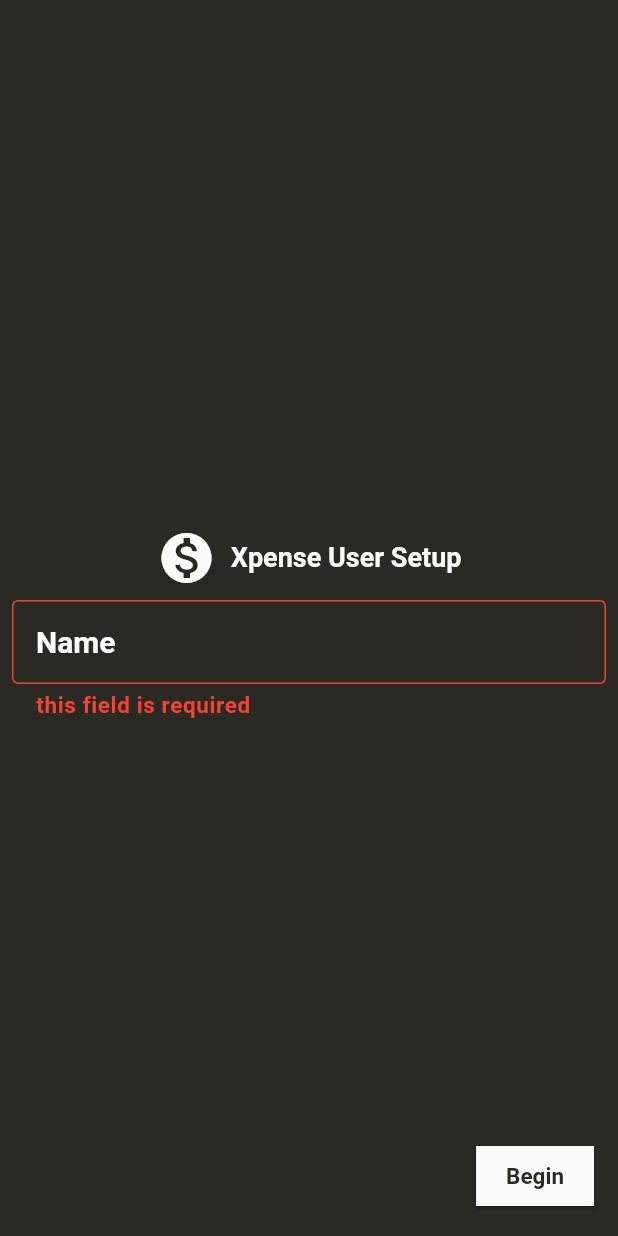
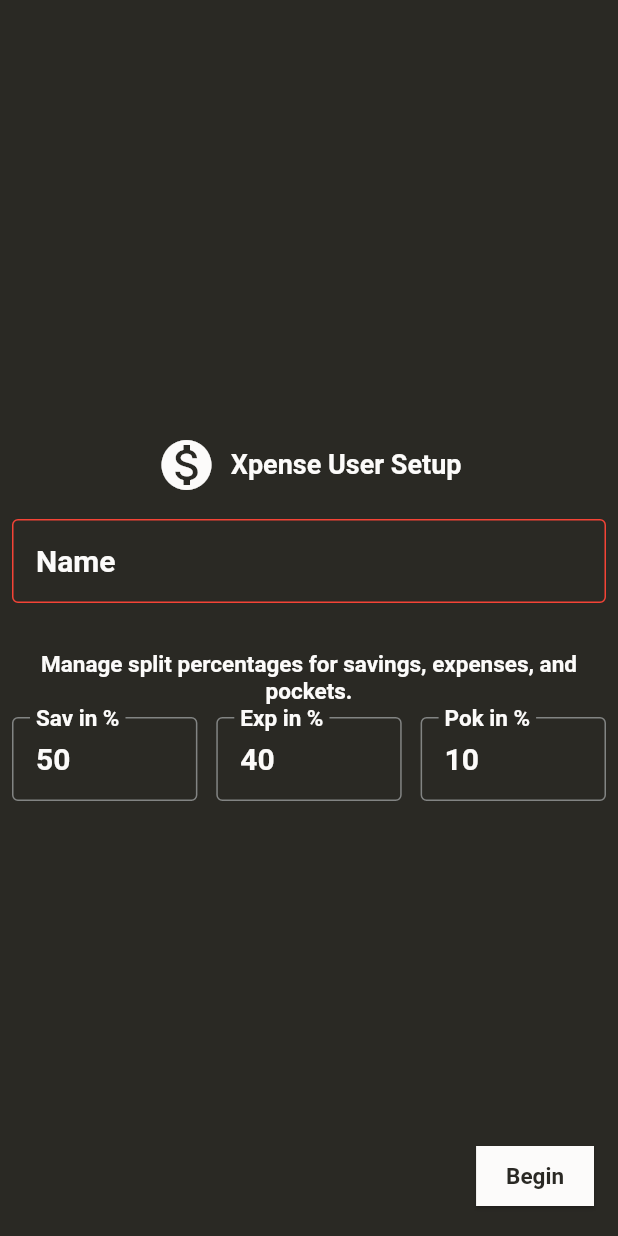
Before and after one commit to atocodes/Expense, a Flutter app: the UserSetupPage screen opened directly, after a tap on "Begin", on a phone screen of 412 x 824 dp. Run offline on Flutter 3.47's test engine with Material 3 defaults, Android fonts, the phone set to English and light mode, and no system bars; our stand-ins replace flutter_bloc, flutter_rating_bar, objectbox; generated files the repository leaves out were written again.

Commit message:
features/updates n fixes
- cash split measurement feature added
- pocket cash removed from cash display,and list but in calculation and logs
- affordable items list fixed for both saving and xpense
- user setup screen now useful for both editing and new user setup
- purchased item can not be edited

```diff
--- a/lib/main.dart
+++ b/lib/main.dart
@@ -17,7 +17,7 @@
 Future<void> main() async {
   WidgetsFlutterBinding.ensureInitialized();
   objectBox = await ObjectBox.create();
-  Store store = objectBox.store;
+Store store = objectBox.store;
   runApp(
     BlocProvider(
       create: (_) => ExpenseBloc(store: store),
--- a/lib/models/item.dart
+++ b/lib/models/item.dart
@@ -4,7 +4,7 @@
 
 enum SortBy { price, priority }
 
-enum CashType { xpense, pocket, saving }
+enum CashType { xpense, saving }
 
 @Entity()
 class Item {
@@ -55,8 +55,9 @@
     return items0;
   }
 
-  static List<Item> filter(List<Item> items, CashType type) =>
-      items.where((Item item) => item.cashTypeEnum == type && !item.purchased).toList();
+  static List<Item> filter(List<Item> items, CashType type) => items
+      .where((Item item) => item.cashTypeEnum == type && !item.purchased)
+      .toList();
 
   static List<Item> affordableItems(List<Item> items, double money,
       {SortBy sortBy = SortBy.priority, CashType cashType = CashType.xpense}) {
@@ -66,6 +67,12 @@
       sortBy: sortBy,
     );
     double cash = money;
+
+    // for single item in list
+    if (sortedItems.length > 1 && sortedItems[0].price > cash) {
+      return [];
+    }
+
     for (Item item in sortedItems) {
       if (cash >= item.total &&
           !item.purchased &&
@@ -76,7 +83,10 @@
       continue;
     }
 
-    return afforableItems;
+    return Item.sort(
+      sortBy: sortBy,
+      afforableItems,
+    );
   }
 
   Map<String, dynamic> toMap() {
--- a/lib/models/user.dart
+++ b/lib/models/user.dart
@@ -10,6 +10,9 @@
   double savingCash; // ? 50% untouchable bank saving money
   double expenseCash; // ? 40% money which wil be spent on buying items
   double pocketCash; // ? 10% of the rest
+  double savingsPercentage; // Percentage allocated to savings
+  double expensePercentage; // Percentage allocated to expenses
+  double pocketMoneyPercentage; // Percentage allocated to pocket money
 
   // Relationship
   @Backlink()
@@ -20,6 +23,9 @@
     this.savingCash = 0,
     this.expenseCash = 0,
     this.pocketCash = 0,
+    this.savingsPercentage = .5,
+    this.expensePercentage = .4,
+    this.pocketMoneyPercentage = .1,
   }) : totalCash = expenseCash + savingCash + pocketCash;
 
   static double percent({required double total, required double used}) {
@@ -34,6 +40,9 @@
       'savingCash': savingCash,
       'expenseCash': expenseCash,
       'pocketCash': pocketCash,
+      'savingsPercentage': savingsPercentage,
+      'expensePercentage': expensePercentage,
+      'pocketMoneyPercentage': pocketMoneyPercentage,
     };
   }
 }
@@ -51,11 +60,16 @@
     this.cash,
   });
 
-  static Cash calculate(double amount, {bool transfer = false}) {
+  static Cash calculate(double amount,
+      {bool transfer = false, required User user}) {
+        print(user.savingsPercentage + user.expensePercentage);
     return Cash(
-      expenseCash: transfer ? (amount) * .90 : (amount) * .40,
-      pocketCash: (amount) * .10,
-      savingCash: transfer ? amount : (amount) * .5,
+      // on transfer the split is going to be a sum of saving and expense percent
+      expenseCash: transfer
+          ? (amount) * (user.savingsPercentage + user.expensePercentage)
+          : (amount) * user.expensePercentage,
+      pocketCash: (amount) * user.pocketMoneyPercentage,
+      savingCash: transfer ? amount : (amount) * user.savingsPercentage,
       cash: amount,
     );
   }
--- a/lib/screen/cash_in.dart
+++ b/lib/screen/cash_in.dart
@@ -63,7 +63,7 @@
           ),
           child: Text(
             textAlign: TextAlign.center,
-            "Current Cash Status \n Saving: ${widget.user.savingCash.toStringAsFixed(2)}Br | Expense : ${widget.user.expenseCash.toStringAsFixed(2)}Br | \nPocket : ${widget.user.pocketCash.toStringAsFixed(2)}Br",
+            "Current Cash Status \n Saving: ${widget.user.savingCash.toStringAsFixed(2)}Br | Expense : ${widget.user.expenseCash.toStringAsFixed(2)}Br.",
             style: Theme.of(context).textTheme.bodySmall,
           ),
         ),
@@ -84,6 +84,7 @@
                     Cash.calculate(
                       double.parse(value.join()),
                       transfer: transfer,
+                      user: widget.user,
                     ),
                   ),
                 Text(
--- a/lib/screen/home.dart
+++ b/lib/screen/home.dart
@@ -63,7 +63,7 @@
             CashInsight(
               expense: widget.user.expenseCash,
               savings: widget.user.savingCash,
-              pocketCash: widget.user.pocketCash,
+              // pocketCash: widget.user.pocketCash,
               total: widget.user.totalCash,
               goToCashInPage: () => widget.pageController.jumpToPage(2),
               showMoreCallback: () => widget.pageController.jumpToPage(1),
--- a/lib/screen/logs_screen.dart
+++ b/lib/screen/logs_screen.dart
@@ -90,7 +90,7 @@
                 color: color,
               ),
               Text(
-                "${log.logTypeEnum.name.toUpperCase()} $suffixTxt",
+                suffixTxt,
                 style: Theme.of(context)
                     .textTheme
                     .bodySmall!
--- a/lib/screen/user_setup.dart
+++ b/lib/screen/user_setup.dart
@@ -7,7 +7,11 @@
 import "../widget/app_logo.dart";
 
 class UserSetupPage extends StatefulWidget {
-  const UserSetupPage({super.key});
+  User? user;
+  UserSetupPage({
+    super.key,
+    this.user,
+  });
 
   @override
   State<UserSetupPage> createState() => _UserSetupPageState();
@@ -16,12 +20,43 @@
 class _UserSetupPageState extends State<UserSetupPage> {
   final GlobalKey<FormState> _key = GlobalKey<FormState>();
   final TextEditingController _nameController = TextEditingController();
+  final TextEditingController _savingPercentController =
+      TextEditingController();
+  final TextEditingController _expensePercentController =
+      TextEditingController();
+  final TextEditingController _pocketPercentController =
+      TextEditingController();
+  final _savingsController = TextEditingController();
+  final _expenseController = TextEditingController();
+
+  String? errText;
+  bool isEdit = false;
+
+  @override
+  void initState() {
+    super.initState();
+    isEdit = widget.user != null;
+    if (widget.user != null) _nameController.text = widget.user!.name;
+    _savingPercentController.text =
+        isEdit ? (widget.user!.savingsPercentage * 100).toString() : "50";
+    _expensePercentController.text =
+        isEdit ? (widget.user!.expensePercentage * 100).toString() : "40";
+    _pocketPercentController.text =
+        isEdit ? (widget.user!.pocketMoneyPercentage * 100).toString() : "10";
+    _savingsController.text = isEdit ? widget.user!.savingCash.toString() : "0";
+    _expenseController.text =
+        isEdit ? widget.user!.expenseCash.toString() : "0";
+  }
 
   @override
   Widget build(BuildContext context) {
+    TextStyle textStyle =
+        Theme.of(context).textTheme.displaySmall!.merge(TextStyle(
+              color: Theme.of(context).colorScheme.onPrimary,
+              fontSize: 15,
+            ));
     return Scaffold(
       // appBar: AppBar(),
-      backgroundColor: Theme.of(context).primaryColor,
       body: Container(
         padding: const EdgeInsets.symmetric(
           horizontal: 8,
@@ -30,50 +65,72 @@
           mainAxisAlignment: MainAxisAlignment.center,
           crossAxisAlignment: CrossAxisAlignment.center,
           children: [
-            AppLogo(suffix: "User Setup"),
+            AppLogo(suffix: isEdit ? "User Update" : "User Setup"),
             Form(
               autovalidateMode: AutovalidateMode.onUserInteraction,
               key: _key,
               child: Column(
+                mainAxisAlignment: MainAxisAlignment.center,
                 children: [
-                  TextFormField(
-                    style: Theme.of(context)
-                          .textTheme
-                          .displaySmall!
-                          .merge(
-                            TextStyle(
-                              color: Theme.of(context).colorScheme.onPrimary,
-                            ),
-                          ),
-                    controller: _nameController,
-                    decoration: InputDecoration(
-                      border: OutlineInputBorder(
-                        borderSide: BorderSide(
-                          color: Theme.of(context).colorScheme.onPrimary,
-                        ),
+                  _buildTextFormField(
+                      labelText: "Name", controller: _nameController),
+                  Text(
+                    textAlign: TextAlign.center,
+                    "Manage split percentages for savings, expenses, and pockets.",
+                    style: textStyle,
+                  ),
+                  Row(
+                    mainAxisAlignment: MainAxisAlignment.spaceBetween,
+                    children: [
+                      _buildTextFormField(
+                        small: true,
+                        labelText: "Sav in %",
+                        keyboardType: TextInputType.number,
+                        controller: _savingPercentController,
                       ),
-                      labelText: "Name",
-                      labelStyle: Theme.of(context)
-                          .textTheme
-                          .displaySmall!
-                          .merge(
-                            TextStyle(
-                              color: Theme.of(context).colorScheme.onPrimary,
-                            ),
-                          ),
-                      focusedBorder: UnderlineInputBorder(
-                        borderSide: BorderSide(
-                          color: Theme.of(context).colorScheme.onPrimary,
+                      _buildTextFormField(
+                        small: true,
+                        labelText: "Exp in %",
+                        keyboardType: TextInputType.number,
+                        controller: _expensePercentController,
+                      ),
+                      _buildTextFormField(
+                        small: true,
+                        labelText: "Pok in %",
+                        keyboardType: TextInputType.number,
+                        controller: _pocketPercentController,
+                      ),
+                    ],
+                  ),
+                  if (errText != null)
+                    Text(
+                      errText as String,
+                      textAlign: TextAlign.center,
+                      style: textStyle!.merge(
+                        TextStyle(
+                          color: Theme.of(context).colorScheme.error,
                         ),
                       ),
                     ),
-                    validator: (String? value) {
-                      if (value == "" || value == null) {
-                        return "this field is required";
-                      }
-                      return null;
-                    },
-                  ),
+                  if (isEdit) Text("Wallet Info", style: textStyle),
+                  // * User can edit saving and expense cash only in edit mode not on setup
+                  if (isEdit)
+                    Row(
+                      mainAxisAlignment: MainAxisAlignment.spaceAround,
+                      children: [
+                        _buildTextFormField(
+                          small: true,
+                          labelText: "Savings Cash",
+                          controller: _savingsController,
+                          keyboardType: TextInputType.number,
+                        ),
+                        _buildTextFormField(
+                            small: true,
+                            labelText: "Expense Cash",
+                            controller: _expenseController,
+                            keyboardType: TextInputType.number),
+                      ],
+                    )
                 ],
               ),
             ),
@@ -90,13 +147,88 @@
           ),
         ),
         onPressed: () {
-          if (_key.currentState!.validate()) {
-            User user = User(name: _nameController.text);
-            context.read<ExpenseBloc>().add(SetupUser(user: user));
+          setState(() {
+            errText = null;
+          });
+          double s = double.parse(_savingPercentController.text);
+          double e = double.parse(_expensePercentController.text);
+          double p = double.parse(_pocketPercentController.text);
+          if (_key.currentState!.validate() && (s + e + p) == 100) {
+            User user = User(
+              id: isEdit ? widget.user!.id : 0,
+              name: _nameController.text,
+              savingsPercentage: s / 100,
+              expensePercentage: e / 100,
+              pocketMoneyPercentage: p / 100,
+              savingCash: double.parse(_savingsController.text),
+              expenseCash: double.parse(_expenseController.text),
+            );
+            context.read<ExpenseBloc>().add(
+                  isEdit ? EditUser(user: user) : SetupUser(user: user),
+                );
             Navigator.of(context).pop();
+          } else if ((s + e + p) != 100) {
+            double total = s + e + p;
+            setState(() {
+              errText =
+                  "The sum of percentages: $total is ${total > 100 ? "over" : "under"} 100. The sum must be 100 to proceed.";
+            });
           }
         },
-        child: const Text("Begin"),
+        child: Text(isEdit ? "Update" : "Begin"),
+      ),
+    );
+  }
+
+  Widget _buildTextFormField({
+    bool small = false,
+    required String labelText,
+    TextInputType keyboardType = TextInputType.text,
+    required TextEditingController controller,
+  }) {
+    return Padding(
+      padding: const EdgeInsets.symmetric(vertical: 8.0),
+      child: SizedBox(
+        width: small ? MediaQuery.of(context).size.width * .3 : double.infinity,
+        child: TextFormField(
+          style: Theme.of(context).textTheme.displaySmall!.merge(
+                TextStyle(
+                  color: Theme.of(context).colorScheme.onPrimary,
+                ),
+              ),
+          controller: controller,
+          decoration: InputDecoration(
+            border: OutlineInputBorder(
+              borderSide: BorderSide(
+                color: Theme.of(context).colorScheme.onPrimary,
+              ),
+            ),
+            labelText: labelText,
+            labelStyle: Theme.of(context).textTheme.displaySmall!.merge(
+                  TextStyle(
+                    color: Theme.of(context).colorScheme.onPrimary,
+                  ),
+                ),
+            focusedBorder: UnderlineInputBorder(
+              borderSide: BorderSide(
+                color: Theme.of(context).colorScheme.onPrimary,
+              ),
+            ),
+          ),
+          maxLength: keyboardType == TextInputType.number ? 3 : 12,
+          buildCounter: (BuildContext context,
+                  {required int currentLength,
+                  required int? maxLength,
+                  required bool isFocused}) =>
+              Container(),
+          keyboardType: keyboardType,
+          validator: (String? value) {
+            if (value == "" || value == null) {
+              return "this field is required";
+            }
+            return null;
+          },
+        ),
       ),
     );
   }
--- a/lib/screen/welcome.dart
+++ b/lib/screen/welcome.dart
@@ -51,7 +51,7 @@
         ),
         onPressed: () => Navigator.of(context).push(
           MaterialPageRoute(
-            builder: (_) => const UserSetupPage(),
+            builder: (_) => UserSetupPage(),
           ),
         ),
       ),
--- a/lib/widget/item_list_tile.dart
+++ b/lib/widget/item_list_tile.dart
@@ -84,7 +84,7 @@
           Divider(color: Theme.of(context).colorScheme.onPrimary)
         ],
       ),
-      onTap: () => NewItem.build(context, item: item),
+      onTap: item.purchased ? null : () => NewItem.build(context, item: item),
       onLongPress: () =>
           context.read<ExpenseBloc>().add(RemoveItem(item: item)),
     );
```
Also changed, not shown: lib/bloc/expense_bloc.dart (+15 -15 lines), lib/database/objectbox-model.json (+120 -42 lines), lib/modal_sheets/profile_edit.dart (deleted, +0 -135 lines), lib/modal_sheets/user_options.dart (+7 -2 lines), lib/widget/cash_insight.dart (+12 -12 lines), lib/widget/items_list.dart (+12 -3 lines), lib/database/objectbox.g.dart, 1 other file.
